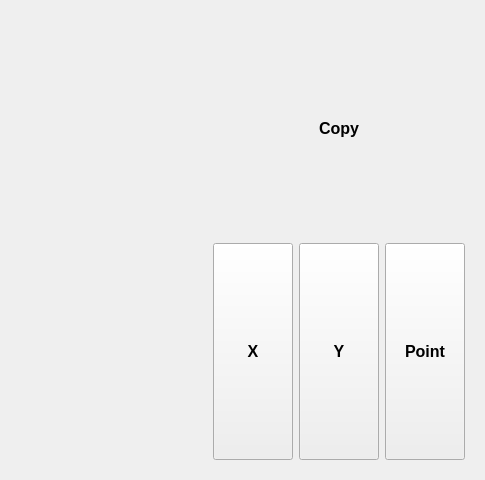
Old version of the form UI/EffectEditor.ui in the repository FlamingMoe85/LightInSyncQt.
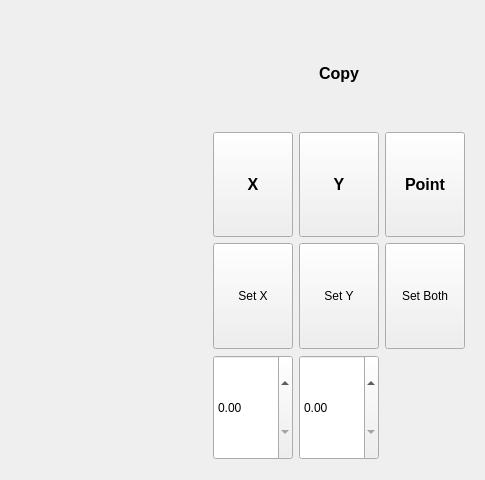
New version of the form.

Patch:
```diff
--- a/UI/EffectEditor.ui
+++ b/UI/EffectEditor.ui
@@ -62,6 +62,32 @@
             </property>
            </widget>
           </item>
+          <item row="2" column="2">
+           <widget class="QPushButton" name="pushButton_setP">
+            <property name="sizePolicy">
+             <sizepolicy hsizetype="Expanding" vsizetype="Expanding">
+              <horstretch>1</horstretch>
+              <verstretch>1</verstretch>
+             </sizepolicy>
+            </property>
+            <property name="text">
+             <string>Set Both</string>
+            </property>
+           </widget>
+          </item>
+          <item row="2" column="0">
+           <widget class="QPushButton" name="pushButton_setX">
+            <property name="sizePolicy">
+             <sizepolicy hsizetype="Expanding" vsizetype="Expanding">
+              <horstretch>1</horstretch>
+              <verstretch>1</verstretch>
+             </sizepolicy>
+            </property>
+            <property name="text">
+             <string>Set X</string>
+            </property>
+           </widget>
+          </item>
           <item row="1" column="1">
            <widget class="QPushButton" name="pushButton_CopyY">
             <property name="sizePolicy">
@@ -102,6 +128,19 @@
             </property>
            </widget>
           </item>
+          <item row="2" column="1">
+           <widget class="QPushButton" name="pushButton_setY">
+            <property name="sizePolicy">
+             <sizepolicy hsizetype="Expanding" vsizetype="Expanding">
+              <horstretch>1</horstretch>
+              <verstretch>1</verstretch>
+             </sizepolicy>
+            </property>
+            <property name="text">
+             <string>Set Y</string>
+            </property>
+           </widget>
+          </item>
           <item row="0" column="0" colspan="3">
            <widget class="QLabel" name="labelCopy">
             <property name="sizePolicy">
@@ -125,6 +164,32 @@
             </property>
            </widget>
           </item>
+          <item row="3" column="0">
+           <widget class="QDoubleSpinBox" name="doubleSpinBox_X">
+            <property name="sizePolicy">
+             <sizepolicy hsizetype="Expanding" vsizetype="Expanding">
+              <horstretch>1</horstretch>
+              <verstretch>1</verstretch>
+             </sizepolicy>
+            </property>
+            <property name="maximum">
+             <double>1.000000000000000</double>
+            </property>
+           </widget>
+          </item>
+          <item row="3" column="1">
+           <widget class="QDoubleSpinBox" name="doubleSpinBox_Y">
+            <property name="sizePolicy">
+             <sizepolicy hsizetype="Expanding" vsizetype="Expanding">
+              <horstretch>1</horstretch>
+              <verstretch>1</verstretch>
+             </sizepolicy>
+            </property>
+            <property name="maximum">
+             <double>1.000000000000000</double>
+            </property>
+           </widget>
+          </item>
          </layout>
         </item>
        </layout>
```
